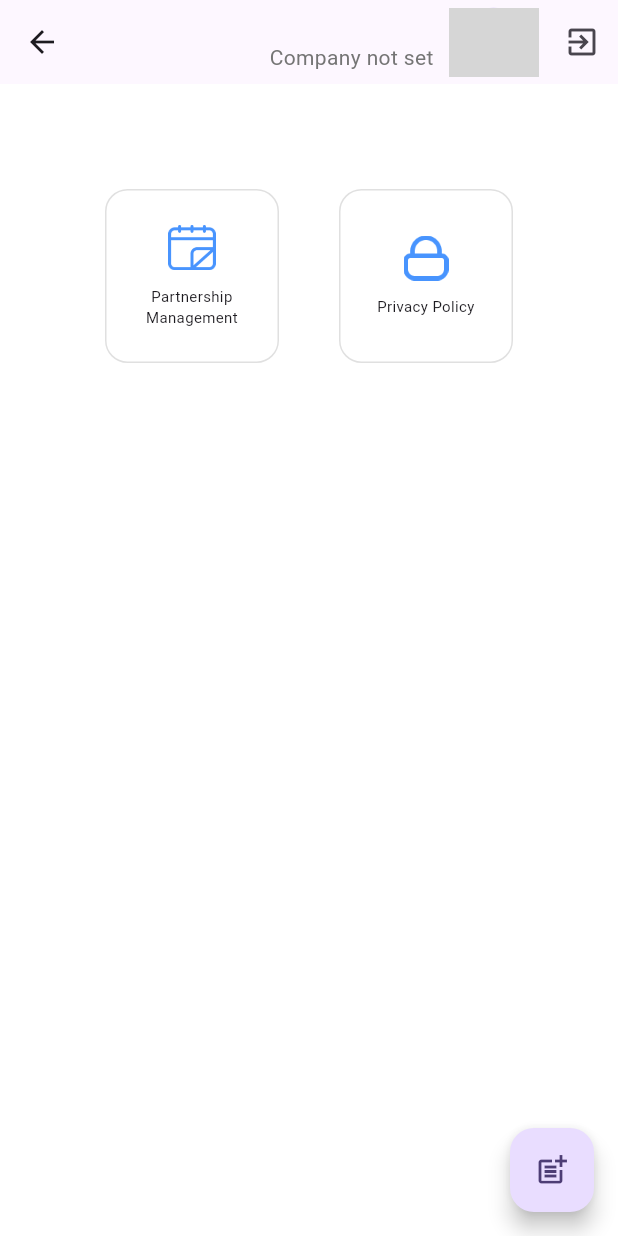
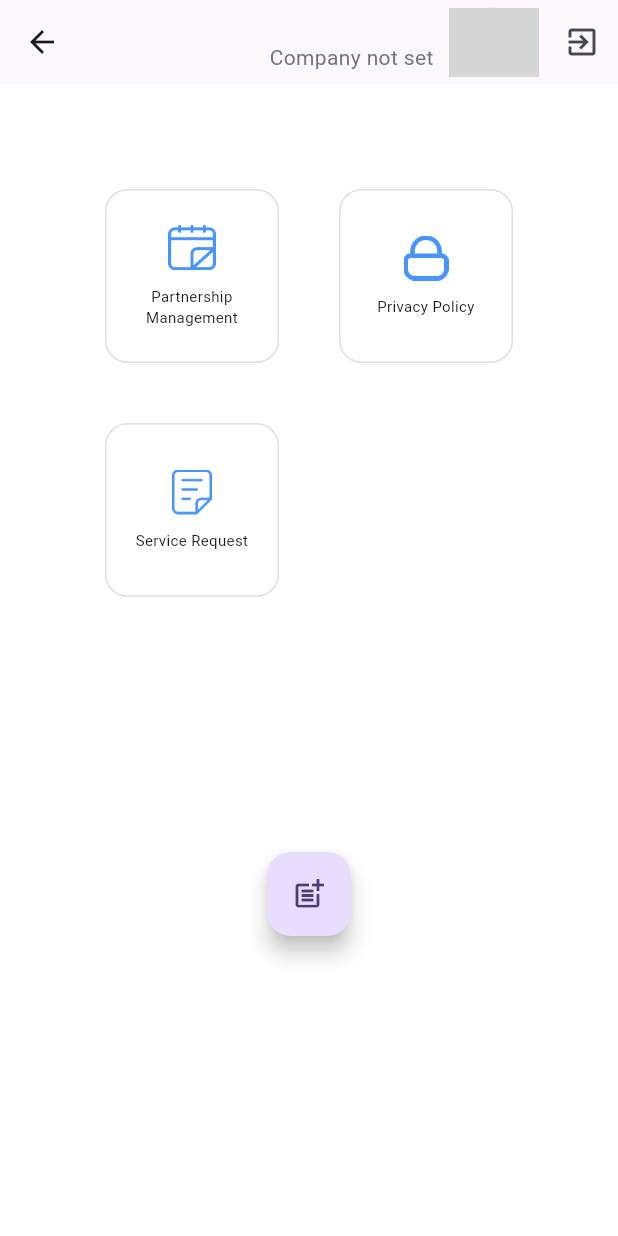
Before and after one commit to CreatorB/flutter-medmap, a Flutter app: the SubmenuPage screen opened by its route, on a phone screen of 412 x 824 dp. Run offline on Flutter 3.47's test engine with Material 3 defaults, Android fonts, the phone set to English and light mode, and no system bars; our stand-ins replace bloc, dio, equatable, flutter_bloc, flutter_cache_manager, flutter_image_compress and 7 more; missing offline and left inert: back_button_interceptor, fleather, flutter_pdfview, navbar_router, omega_dio_logger, pretty_http_logger; accounts and stored records are empty; network calls fail; project files that could hold a hidden picture were left out; grey boxes are pictures that could not be loaded.

Commit message:
fix : Show Request Service & Adjust Center Post Request Button

```diff
--- a/assets/translations/en.json
+++ b/assets/translations/en.json
@@ -47,5 +47,6 @@
   "product_launch_event": "Request for Product Launch Event",
   "product_brochure_design": "Request for Product Brochure Design",
   "privacy_policy": "Privacy Policy",
+  "service_request": "Service Request",
   "partnership_management": "Partnership Management"
 }
--- a/lib/const.dart
+++ b/lib/const.dart
@@ -45,6 +45,7 @@ class Const {
   static const String submenu_event = 'assets/icons/submenu_event.png';
   static const String submenu_design = 'assets/icons/submenu_design.png';
   static const String submenu_privacy = 'assets/icons/submenu_privacy.png';
+  static const String submenu_service = 'assets/icons/submenu_report.png';
   static const String submenu_partnership = 'assets/icons/submenu_event.png';
   static const String banner = 'assets/icons/medmap_banner.png';
   static const String svgLogo = 'assets/icons/medmap_logo.svg';
--- a/lib/cubit/submenu/submenu_page.dart
+++ b/lib/cubit/submenu/submenu_page.dart
@@ -93,12 +93,14 @@ class SubmenuPage extends StatelessWidget {
                           .translate('partnership_management'),
                       policy: AppLocalizations.of(context)!
                           .translate('privacy_policy'),
+                      service_request: AppLocalizations.of(context)!
+                          .translate('service_request'),
                     ),
                   ),
                   Align(
-                    alignment: Alignment.bottomRight,
+                    alignment: Alignment.bottomCenter,
                     child: Padding(
-                      padding: const EdgeInsets.all(16.0),
+                      padding: const EdgeInsets.only(bottom: 200.0),
                       child: FloatingActionButton(
                         onPressed: () async {
                           final userId = await Utils.getSpString(Const.USER_ID);
@@ -139,7 +141,7 @@ class SubmenuPage extends StatelessWidget {
 }
 
 class CardsLayout extends StatelessWidget {
-  final partnership_management, policy;
+  final partnership_management, policy, service_request;
   // final String report, event, design, policy;
 
   CardsLayout(
@@ -147,6 +149,7 @@ class CardsLayout extends StatelessWidget {
       //   required this.report,
       // required this.event,
       // required this.design,
+      required this.service_request,
       required this.policy});
 
   @override
@@ -167,6 +170,10 @@ class CardsLayout extends StatelessWidget {
           InkWell(
             onTap: () => Utils.launchURL(context, Const.URL_PRIVACY),
             child: _buildCard(Const.submenu_privacy, policy),
+          ),
+          InkWell(
+            onTap: () => context.push(AppRoutes.service_request, extra: 0),
+            child: _buildCard(Const.submenu_report, service_request),
           ),
         ],
       ),
```
